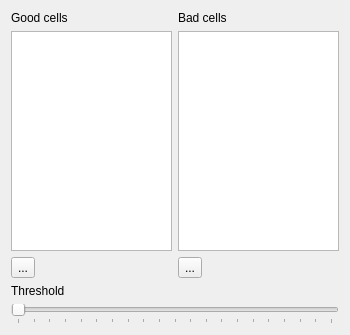
tmramalho/bigCellBrotherGUI, file views/listclassifier.ui: the form before one commit.
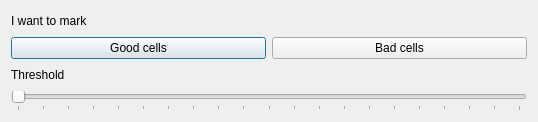
The form after the commit.

Diff of the .ui file:
```diff
--- a/views/listclassifier.ui
+++ b/views/listclassifier.ui
@@ -6,8 +6,8 @@
    <rect>
     <x>0</x>
     <y>0</y>
-    <width>350</width>
-    <height>335</height>
+    <width>538</width>
+    <height>122</height>
    </rect>
   </property>
   <property name="sizePolicy">
@@ -25,42 +25,14 @@
      <property name="sizeConstraint">
       <enum>QLayout::SetDefaultConstraint</enum>
      </property>
-     <item row="3" column="0">
-      <widget class="QLabel" name="label_3">
-       <property name="text">
-        <string>Threshold</string>
-       </property>
-      </widget>
-     </item>
-     <item row="0" column="0">
+     <item row="0" column="0" colspan="2">
       <widget class="QLabel" name="label">
        <property name="text">
-        <string>Good cells</string>
+        <string>I want to mark</string>
        </property>
       </widget>
      </item>
-     <item row="0" column="1">
-      <widget class="QLabel" name="label_2">
-       <property name="text">
-        <string>Bad cells</string>
-       </property>
-      </widget>
-     </item>
-     <item row="2" column="0">
-      <widget class="QToolButton" name="remGoodCell">
-       <property name="text">
-        <string>...</string>
-       </property>
-      </widget>
-     </item>
-     <item row="2" column="1">
-      <widget class="QToolButton" name="remBadCell">
-       <property name="text">
-        <string>...</string>
-       </property>
-      </widget>
-     </item>
-     <item row="4" column="0" colspan="2">
+     <item row="3" column="0" colspan="2">
       <widget class="QSlider" name="horizontalSlider">
        <property name="maximum">
         <number>200</number>
@@ -76,11 +48,26 @@
        </property>
       </widget>
      </item>
+     <item row="2" column="0">
+      <widget class="QLabel" name="label_3">
+       <property name="text">
+        <string>Threshold</string>
+       </property>
+      </widget>
+     </item>
      <item row="1" column="0">
-      <widget class="QListWidget" name="listGoodCells"/>
+      <widget class="QPushButton" name="goodCells">
+       <property name="text">
+        <string>Good cells</string>
+       </property>
+      </widget>
      </item>
      <item row="1" column="1">
-      <widget class="QListWidget" name="listBadCells"/>
+      <widget class="QPushButton" name="badCells">
+       <property name="text">
+        <string>Bad cells</string>
+       </property>
+      </widget>
      </item>
     </layout>
    </item>
```
